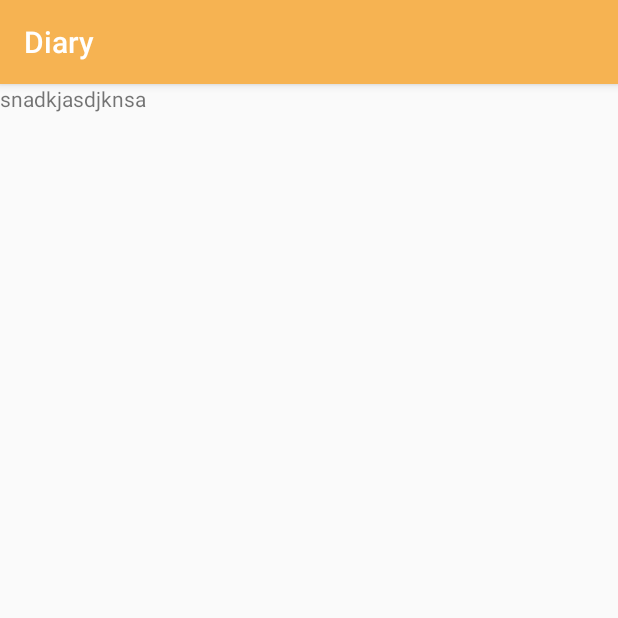
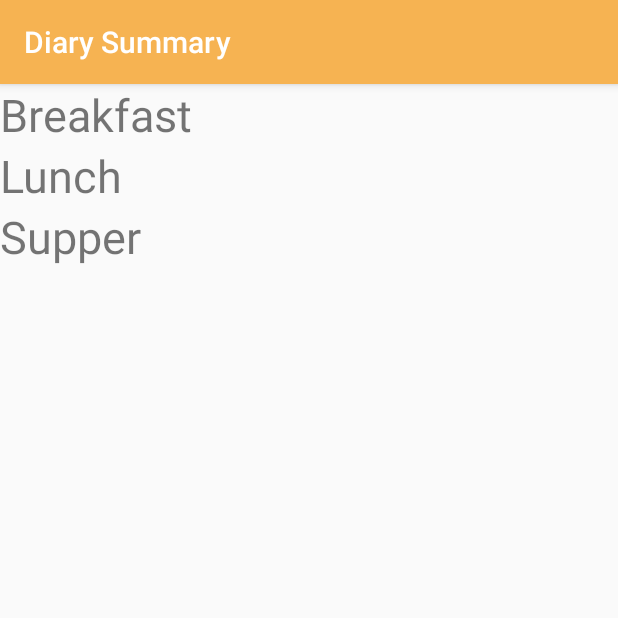
Before and after one commit to davidmorrison1981/AndroidProject, an Android app: the screen it shows after launch (DiarySummary), in the options menu, after a tap on "Summary Page", on a phone screen of 412 x 824 dp, the top half of it. Run offline under Robolectric (Android 15) with nearby library versions, the phone set to English and light mode, and no system bars.

Commit message:
added classes for each of the activities

```diff
--- a/app/src/main/res/layout/diary_main.xml
+++ b/app/src/main/res/layout/diary_main.xml
@@ -1,13 +1,44 @@
-<?xml version="1.0" encoding="utf-8"?>
+<!--<?xml version="1.0" encoding="utf-8"?>-->
+<!--<LinearLayout xmlns:android="http://schemas.android.com/apk/res/android"-->
+    <!--android:orientation="vertical"-->
+    <!--android:layout_width="match_parent"-->
+    <!--android:layout_height="match_parent">-->
+
+
+    <ScrollView
+        xmlns:android="http://schemas.android.com/apk/res/android"
+        android:layout_width="fill_parent"
+        android:layout_height="fill_parent">
+
         <LinearLayout xmlns:android="http://schemas.android.com/apk/res/android"
             android:orientation="vertical"
-    android:layout_width="match_parent"
-    android:layout_height="match_parent">
+            android:layout_width="fill_parent"
+            android:layout_height="fill_parent">
+
             <TextView
                 android:layout_width="wrap_content"
                 android:layout_height="wrap_content"
-        android:text="snadkjasdjknsa"/>
+                android:textSize="30sp"
+                android:text="Breakfast">
 
 
 
+            </TextView>
+
+
+            <TextView
+                android:layout_width="wrap_content"
+                android:layout_height="wrap_content"
+                android:textSize="30sp"
+                android:text="Lunch"></TextView>
+            <TextView
+                android:layout_width="wrap_content"
+                android:layout_height="wrap_content"
+                android:textSize="30sp"
+                android:text="Supper"></TextView>
         </LinearLayout>
+
+    </ScrollView>
+
+
+<!--</LinearLayout>-->
--- /dev/null
+++ b/app/src/main/res/layout/goal_setter.xml
@@ -0,0 +1,6 @@
+<?xml version="1.0" encoding="utf-8"?>
+<LinearLayout xmlns:android="http://schemas.android.com/apk/res/android"
+    android:orientation="vertical" android:layout_width="match_parent"
+    android:layout_height="match_parent">
+
+</LinearLayout>
--- a/app/src/main/res/values/strings.xml
+++ b/app/src/main/res/values/strings.xml
@@ -2,7 +2,7 @@
     <string name="app_name">Androids Dont Eat</string>
     <string name="action_settings">Summary Page</string>
     <string name="goals">Set Goals</string>
-    <string name="diary_main">Diary </string>
+    <string name="diary_main">Diary Summary </string>
     <string name="edit_diary">Edit Diary</string>
     <string name="username">username</string>
     <string name="saveUsername"> Save</string>
```
Also changed, not shown: app/src/main/java/com/example/user/myfatnessbully/EditDiary.java (added, +21 -0 lines), app/src/main/java/com/example/user/myfatnessbully/Goal.java (added, +21 -0 lines). Lines whose indentation alone changed are shown as unchanged.
